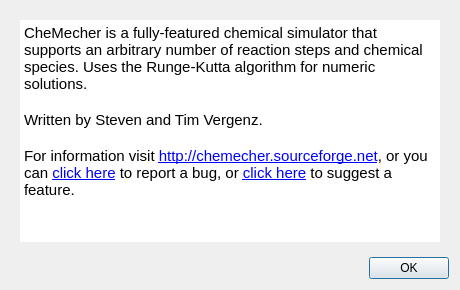
Above: src/gui/about.ui from stevenvergenz/chemecher before the change. Below: the same form after it.
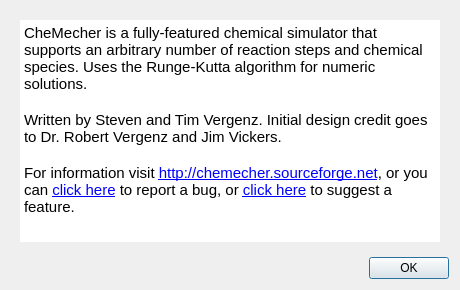
That is the form after the change.

Patch:
```diff
--- a/src/gui/about.ui
+++ b/src/gui/about.ui
@@ -47,12 +47,12 @@
          <string>&lt;!DOCTYPE HTML PUBLIC &quot;-//W3C//DTD HTML 4.0//EN&quot; &quot;http://www.w3.org/TR/REC-html40/strict.dtd&quot;&gt;
 &lt;html&gt;&lt;head&gt;&lt;meta name=&quot;qrichtext&quot; content=&quot;1&quot; /&gt;&lt;style type=&quot;text/css&quot;&gt;
 p, li { white-space: pre-wrap; }
-&lt;/style&gt;&lt;/head&gt;&lt;body style=&quot; font-family:'Sans'; font-size:11pt; font-weight:400; font-style:normal;&quot;&gt;
-&lt;p style=&quot; margin-top:0px; margin-bottom:0px; margin-left:0px; margin-right:0px; -qt-block-indent:0; text-indent:0px;&quot;&gt;&lt;a name=&quot;pd-txt&quot;&gt;&lt;/a&gt;CheMecher is a fully-featured chemical simulator that supports an arbitrary number of reaction steps and chemical species. Uses the Runge-Kutta algorithm for numeric solutions.&lt;/p&gt;
-&lt;p style=&quot;-qt-paragraph-type:empty; margin-top:0px; margin-bottom:0px; margin-left:0px; margin-right:0px; -qt-block-indent:0; text-indent:0px;&quot;&gt;&lt;/p&gt;
-&lt;p style=&quot; margin-top:0px; margin-bottom:0px; margin-left:0px; margin-right:0px; -qt-block-indent:0; text-indent:0px;&quot;&gt;Written by Steven and Tim Vergenz.&lt;/p&gt;
-&lt;p style=&quot;-qt-paragraph-type:empty; margin-top:0px; margin-bottom:0px; margin-left:0px; margin-right:0px; -qt-block-indent:0; text-indent:0px;&quot;&gt;&lt;/p&gt;
-&lt;p style=&quot; margin-top:0px; margin-bottom:0px; margin-left:0px; margin-right:0px; -qt-block-indent:0; text-indent:0px;&quot;&gt;For information visit &lt;a href=&quot;http://chemecher.sourceforge.net&quot;&gt;&lt;span style=&quot; text-decoration: underline; color:#0000ff;&quot;&gt;http://chemecher.sourceforge.net&lt;/span&gt;&lt;/a&gt;, or you can &lt;a href=&quot;http://sourceforge.net/tracker/?group_id=313094&amp;amp;atid=1317696&quot;&gt;&lt;span style=&quot; text-decoration: underline; color:#0000ff;&quot;&gt;click here&lt;/span&gt;&lt;/a&gt; to report a bug, or &lt;a href=&quot;http://sourceforge.net/tracker/?group_id=313094&amp;amp;atid=1317699&quot;&gt;&lt;span style=&quot; text-decoration: underline; color:#0000ff;&quot;&gt;click here&lt;/span&gt;&lt;/a&gt; to suggest a feature.&lt;/p&gt;&lt;/body&gt;&lt;/html&gt;</string>
+&lt;/style&gt;&lt;/head&gt;&lt;body style=&quot; font-family:'Sans'; font-size:10pt; font-weight:400; font-style:normal;&quot;&gt;
+&lt;p style=&quot; margin-top:0px; margin-bottom:0px; margin-left:0px; margin-right:0px; -qt-block-indent:0; text-indent:0px;&quot;&gt;&lt;a name=&quot;pd-txt&quot;&gt;&lt;/a&gt;&lt;span style=&quot; font-size:11pt;&quot;&gt;C&lt;/span&gt;&lt;span style=&quot; font-size:11pt;&quot;&gt;heMecher is a fully-featured chemical simulator that supports an arbitrary number of reaction steps and chemical species. Uses the Runge-Kutta algorithm for numeric solutions.&lt;/span&gt;&lt;/p&gt;
+&lt;p style=&quot;-qt-paragraph-type:empty; margin-top:0px; margin-bottom:0px; margin-left:0px; margin-right:0px; -qt-block-indent:0; text-indent:0px; font-size:11pt;&quot;&gt;&lt;/p&gt;
+&lt;p style=&quot; margin-top:0px; margin-bottom:0px; margin-left:0px; margin-right:0px; -qt-block-indent:0; text-indent:0px;&quot;&gt;&lt;span style=&quot; font-size:11pt;&quot;&gt;Written by Steven and Tim Vergenz. Initial design credit goes to Dr. Robert Vergenz and Jim Vickers.&lt;/span&gt;&lt;/p&gt;
+&lt;p style=&quot;-qt-paragraph-type:empty; margin-top:0px; margin-bottom:0px; margin-left:0px; margin-right:0px; -qt-block-indent:0; text-indent:0px; font-size:11pt;&quot;&gt;&lt;/p&gt;
+&lt;p style=&quot; margin-top:0px; margin-bottom:0px; margin-left:0px; margin-right:0px; -qt-block-indent:0; text-indent:0px;&quot;&gt;&lt;span style=&quot; font-size:11pt;&quot;&gt;For information visit &lt;/span&gt;&lt;a href=&quot;http://chemecher.sourceforge.net&quot;&gt;&lt;span style=&quot; font-size:11pt; text-decoration: underline; color:#0000ff;&quot;&gt;http://chemecher.sourceforge.net&lt;/span&gt;&lt;/a&gt;&lt;span style=&quot; font-size:11pt;&quot;&gt;, or you can &lt;/span&gt;&lt;a href=&quot;http://sourceforge.net/tracker/?group_id=313094&amp;amp;atid=1317696&quot;&gt;&lt;span style=&quot; font-size:11pt; text-decoration: underline; color:#0000ff;&quot;&gt;click here&lt;/span&gt;&lt;/a&gt;&lt;span style=&quot; font-size:11pt;&quot;&gt; to report a bug, or &lt;/span&gt;&lt;a href=&quot;http://sourceforge.net/tracker/?group_id=313094&amp;amp;atid=1317699&quot;&gt;&lt;span style=&quot; font-size:11pt; text-decoration: underline; color:#0000ff;&quot;&gt;click here&lt;/span&gt;&lt;/a&gt;&lt;span style=&quot; font-size:11pt;&quot;&gt; to suggest a feature.&lt;/span&gt;&lt;/p&gt;&lt;/body&gt;&lt;/html&gt;</string>
         </property>
         <property name="openExternalLinks">
          <bool>true</bool>
```
